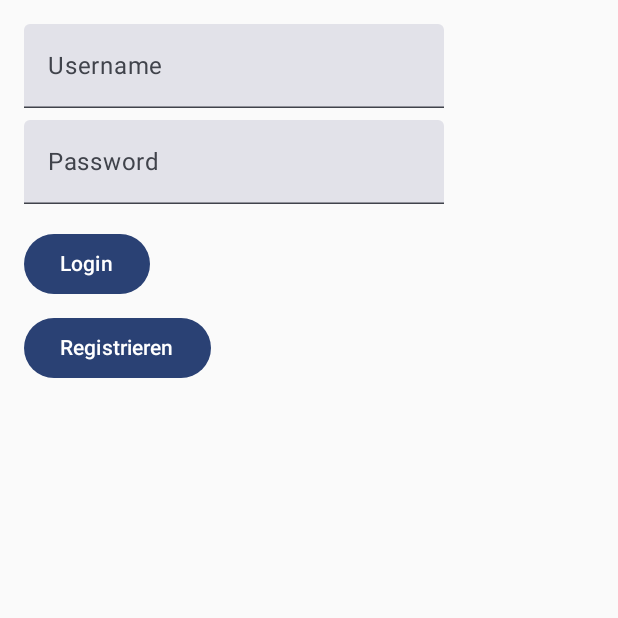
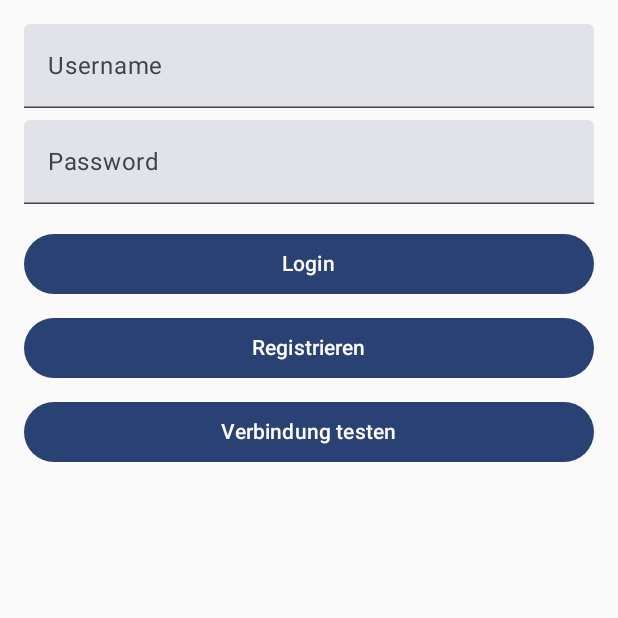
Before and after one commit to raphiruoff/DodgeDrive, an Android app built with Jetpack Compose: the screen it shows after launch (MainActivity), after a tap on "Login", on a phone screen of 412 x 824 dp, the top half of it. Run offline under Robolectric (Android 15) with nearby library versions, the phone set to English and light mode, and no system bars; libraries missing offline, so code that uses them is left out: io.grpc; 2 statements that could not run were skipped.

Commit message:
test connection button

```diff
--- a/login/src/main/java/com/example/login/AuthClient.kt
+++ b/login/src/main/java/com/example/login/AuthClient.kt
@@ -65,4 +65,24 @@ class AuthClient {
             "Unbekannter Fehler beim Login: ${e.message}"
         }
     }
+
+    fun testConnection(): String {
+        return try {
+            // einfacher Test: Login mit leeren Strings (nur zum Erreichen des Servers)
+            val request = LoginRequest.newBuilder()
+                .setUsername("ping_test")
+                .setPassword("test")
+                .build()
+            stub.login(request) // wird vermutlich Fehler werfen, aber zeigt Erreichbarkeit
+            "Server erreichbar"
+        } catch (e: StatusRuntimeException) {
+            if (e.status.code == Status.Code.UNAVAILABLE) {
+                "Server nicht erreichbar"
+            } else {
+                "Server antwortet (Status: ${e.status.code})"
+            }
+        } catch (e: Exception) {
+            "Verbindungsfehler: ${e.message}"
+        }
+    }
 }
--- a/login/src/main/java/com/example/login/AuthViewModel.kt
+++ b/login/src/main/java/com/example/login/AuthViewModel.kt
@@ -2,9 +2,9 @@ package com.example.login
 
 import androidx.lifecycle.ViewModel
 import androidx.lifecycle.viewModelScope
-import kotlinx.coroutines.launch
 import kotlinx.coroutines.flow.MutableStateFlow
 import kotlinx.coroutines.flow.asStateFlow
+import kotlinx.coroutines.launch
 
 class AuthViewModel : ViewModel() {
 
@@ -15,15 +15,22 @@ class AuthViewModel : ViewModel() {
 
     fun register(username: String, password: String) {
         viewModelScope.launch {
-            val response = authClient.register(username, password)
-            _message.value = response
+            val result = authClient.register(username, password)
+            _message.value = result
         }
     }
 
     fun login(username: String, password: String) {
         viewModelScope.launch {
-            val response = authClient.login(username, password)
-            _message.value = response
+            val result = authClient.login(username, password)
+            _message.value = result
+        }
+    }
+
+    fun testConnection() {
+        viewModelScope.launch {
+            val result = authClient.testConnection()
+            _message.value = result
         }
     }
 }
--- a/login/src/main/java/com/example/login/LoginScreen.kt
+++ b/login/src/main/java/com/example/login/LoginScreen.kt
@@ -14,36 +14,47 @@ fun LoginScreen(authViewModel: AuthViewModel = viewModel()) {
     var password by remember { mutableStateOf("") }
     val message by authViewModel.message.collectAsState()
 
-    Column(
-        modifier = Modifier.padding(16.dp)
+    Column(modifier = Modifier
+        .fillMaxSize()
+        .padding(16.dp)
     ) {
         TextField(
             value = username,
             onValueChange = { username = it },
-            label = { Text("Username") }
+            label = { Text("Username") },
+            modifier = Modifier.fillMaxWidth()
         )
         Spacer(modifier = Modifier.height(8.dp))
 
         TextField(
             value = password,
             onValueChange = { password = it },
-            label = { Text("Password") }
+            label = { Text("Password") },
+            modifier = Modifier.fillMaxWidth()
         )
         Spacer(modifier = Modifier.height(16.dp))
 
-        Button(onClick = {
-            authViewModel.login(username, password)
-        }) {
+        Button(onClick = { authViewModel.login(username, password) },
+            modifier = Modifier.fillMaxWidth()) {
             Text("Login")
         }
+
         Spacer(modifier = Modifier.height(8.dp))
 
-        Button(onClick = {
-            authViewModel.register(username, password)
-        }) {
+        Button(onClick = { authViewModel.register(username, password) },
+            modifier = Modifier.fillMaxWidth()) {
             Text("Registrieren")
         }
 
-        Text(message)
+        Spacer(modifier = Modifier.height(8.dp))
+
+        Button(onClick = { authViewModel.testConnection() },
+            modifier = Modifier.fillMaxWidth()) {
+            Text("Verbindung testen")
+        }
+
+        Spacer(modifier = Modifier.height(16.dp))
+
+        Text(text = message)
     }
 }
```
